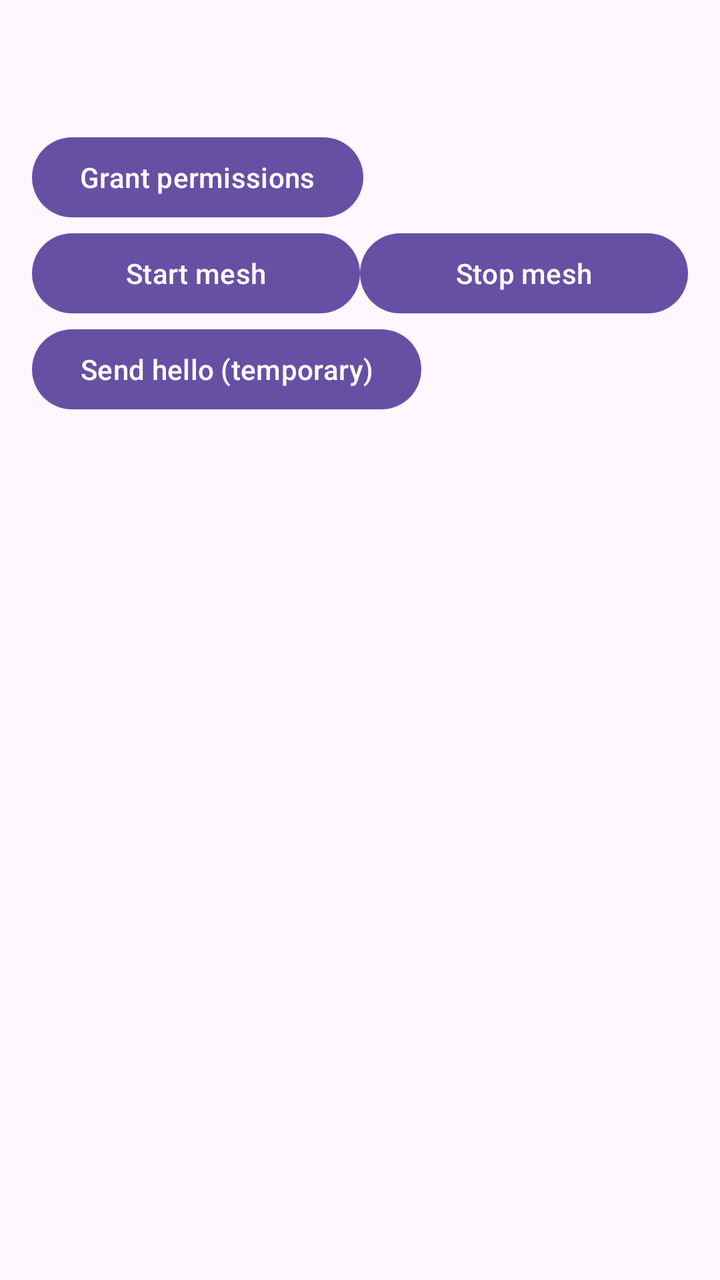
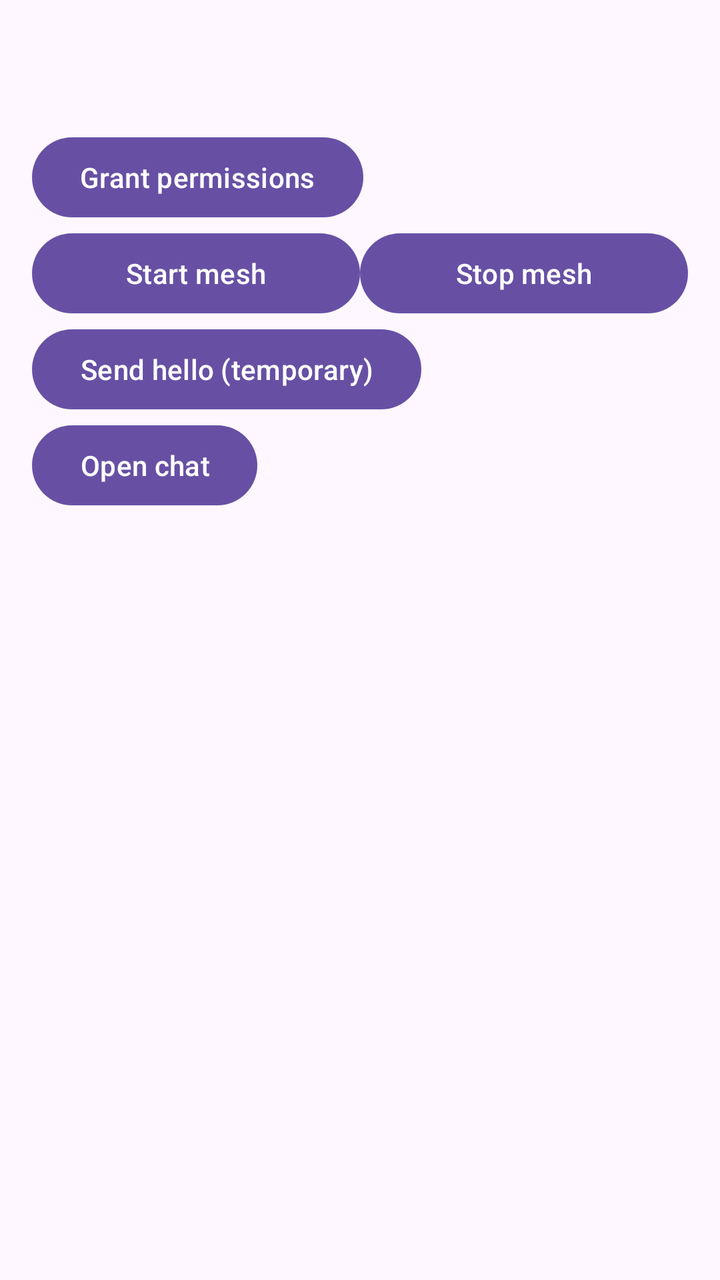

The first picture is an Android layout as it rendered before a commit; the second is the same layout after the commit. The layout source and the unified diff follow.
<!-- AndroidManifest.xml: application theme Theme.LifeLinkMesh -->
<!-- res/layout/activity_main.xml -->
<?xml version="1.0" encoding="utf-8"?>
<LinearLayout xmlns:android="http://schemas.android.com/apk/res/android"
    android:layout_width="match_parent"
    android:layout_height="match_parent"
    android:orientation="vertical"
    android:fitsSystemWindows="true"
    android:padding="16dp">

    <TextView
        android:id="@+id/txtDevice"
        android:layout_width="wrap_content"
        android:layout_height="wrap_content"
        android:textSize="18sp" />

    <TextView
        android:id="@+id/txtStatus"
        android:layout_width="wrap_content"
        android:layout_height="wrap_content"
        android:layout_marginTop="8dp"
        android:textSize="12sp" />

    <Button
        android:id="@+id/btnGrant"
        android:layout_width="wrap_content"
        android:layout_height="wrap_content"
        android:text="Grant permissions" />

    <LinearLayout
        android:layout_width="match_parent"
        android:layout_height="wrap_content"
        android:orientation="horizontal">

        <Button
            android:id="@+id/btnStart"
            android:layout_width="0dp"
            android:layout_height="wrap_content"
            android:layout_weight="1"
            android:text="Start mesh" />

        <Button
            android:id="@+id/btnStop"
            android:layout_width="0dp"
            android:layout_height="wrap_content"
            android:layout_weight="1"
            android:text="Stop mesh" />
    </LinearLayout>

    <Button
        android:id="@+id/btnSendHello"
        android:layout_width="wrap_content"
        android:layout_height="wrap_content"
        android:text="Send hello (temporary)" />

    <TextView
        android:id="@+id/txtLog"
        android:layout_width="match_parent"
        android:layout_height="wrap_content"
        android:layout_marginTop="8dp"
        android:textSize="12sp" />

    <androidx.recyclerview.widget.RecyclerView
        android:id="@+id/recyclerPeers"
        android:layout_width="match_parent"
        android:layout_height="0dp"
        android:layout_marginTop="8dp"
        android:layout_weight="1" />
</LinearLayout>
<!-- resources referenced by this layout -->
<resources>
  <style name="Theme.LifeLinkMesh" parent="Base.Theme.LifeLinkMesh" />
  <style name="Base.Theme.LifeLinkMesh" parent="Theme.Material3.DayNight.NoActionBar">
          
          
      </style>
</resources>

<!-- the commit's change to res/layout/activity_main.xml (unified diff, before → after) -->
@@ -51,6 +51,12 @@
         android:layout_height="wrap_content"
         android:text="Send hello (temporary)" />
 
+    <Button
+        android:id="@+id/btnOpenChat"
+        android:layout_width="wrap_content"
+        android:layout_height="wrap_content"
+        android:text="Open chat" />
+
     <TextView
         android:id="@+id/txtLog"
         android:layout_width="match_parent"
